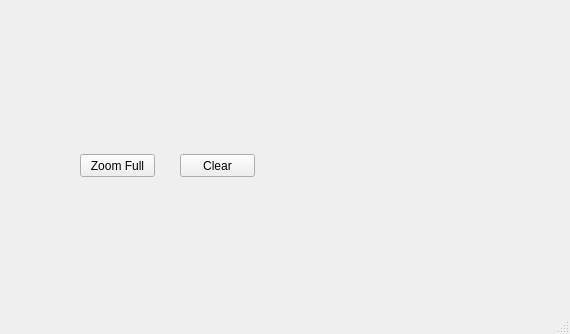
Old version of the form mainwindow.ui in the repository FedorBel/graph-plotter; both pictures show x 230 to 800 and y 266 to 600 of the 800 by 600 pixel window.
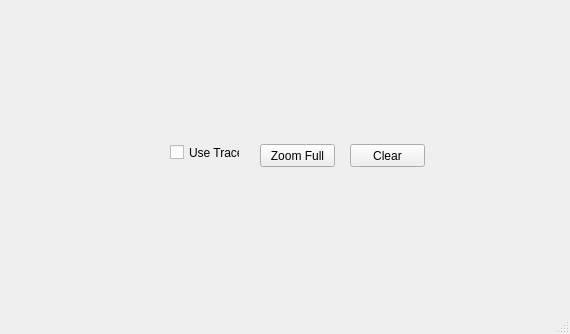
New version of the form. Custom widgets are drawn as their Qt base class.

Commit message: added interaction with graph, graph dots can be selected with tracer

```diff
--- a/mainwindow.ui
+++ b/mainwindow.ui
@@ -27,8 +27,8 @@
    <widget class="QPushButton" name="btn_clear">
     <property name="geometry">
      <rect>
-      <x>410</x>
-      <y>420</y>
+      <x>580</x>
+      <y>410</y>
       <width>75</width>
       <height>23</height>
      </rect>
@@ -40,8 +40,8 @@
    <widget class="QPushButton" name="btn_zoomFull">
     <property name="geometry">
      <rect>
-      <x>310</x>
-      <y>420</y>
+      <x>490</x>
+      <y>410</y>
       <width>75</width>
       <height>23</height>
      </rect>
@@ -50,6 +50,19 @@
      <string>Zoom Full</string>
     </property>
    </widget>
+   <widget class="QCheckBox" name="checkBox_useTracer">
+    <property name="geometry">
+     <rect>
+      <x>400</x>
+      <y>410</y>
+      <width>70</width>
+      <height>17</height>
+     </rect>
+    </property>
+    <property name="text">
+     <string>Use Tracer</string>
+    </property>
+   </widget>
   </widget>
   <widget class="QMenuBar" name="menubar">
    <property name="geometry">
```
The commit also changes 2 other files.
